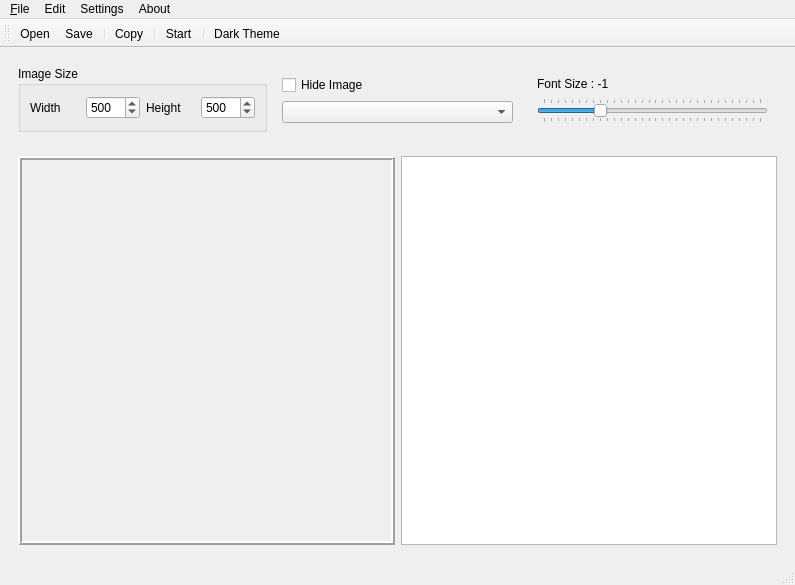
The window that ASCIIArtCreatorApp/mainwindow.ui (ilyaNovickov/QtASCIIArtCreator) describes before a commit, drawn with Qt 5.
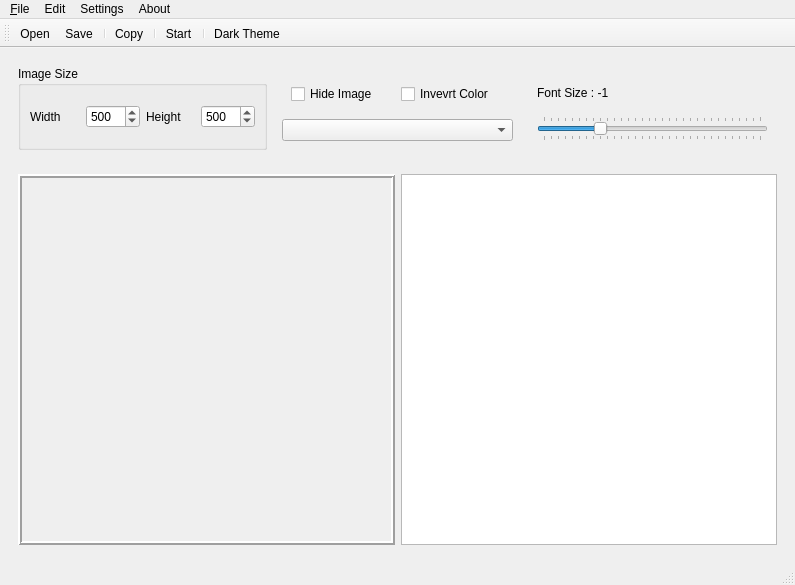
The same window after the commit. Icons and pictures are not drawn.

Commit message: Добавлена фозможность инвертировать цвета изображения

What changed in the file:
```diff
--- a/ASCIIArtCreatorApp/mainwindow.ui
+++ b/ASCIIArtCreatorApp/mainwindow.ui
@@ -89,6 +89,9 @@
          </property>
          <layout class="QVBoxLayout" name="verticalLayout_2">
           <item>
+           <widget class="QWidget" name="widget_5" native="true">
+            <layout class="QHBoxLayout" name="horizontalLayout_4">
+             <item>
            <widget class="QCheckBox" name="checkBox">
             <property name="text">
              <string>Hide Image</string>
@@ -99,6 +102,16 @@
            </widget>
           </item>
           <item>
+              <widget class="QCheckBox" name="invertColorCheckBox">
+               <property name="text">
+                <string>Invevrt Color</string>
+               </property>
+              </widget>
+             </item>
+            </layout>
+           </widget>
+          </item>
+          <item>
            <widget class="QComboBox" name="comboBox"/>
           </item>
          </layout>
@@ -177,7 +190,7 @@
             <x>0</x>
             <y>0</y>
             <width>364</width>
-            <height>302</height>
+            <height>280</height>
            </rect>
           </property>
           <layout class="QGridLayout" name="gridLayout">
```
Lines whose indentation alone changed are shown as unchanged. The commit also changes 2 other files.
